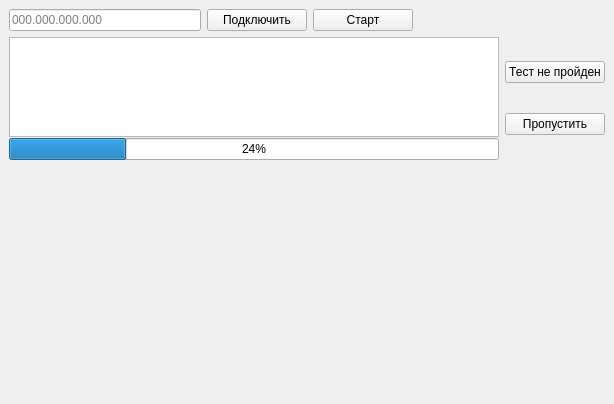
This is gui/main_window.ui in timerke/pyvac_test as Qt 5 draws it before an edit. The edited form follows.
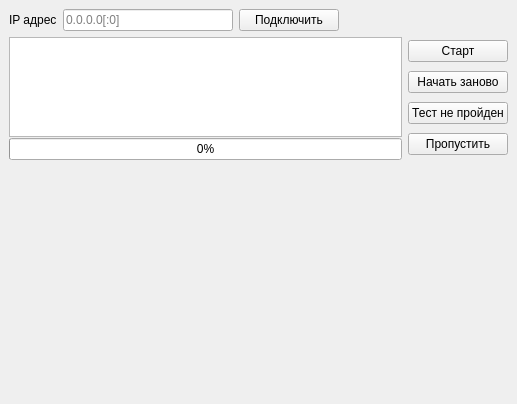
This is the edited form.

Patch:
```diff
--- a/gui/main_window.ui
+++ b/gui/main_window.ui
@@ -6,7 +6,7 @@
    <rect>
     <x>0</x>
     <y>0</y>
-    <width>614</width>
+    <width>517</width>
     <height>404</height>
    </rect>
   </property>
@@ -17,10 +17,17 @@
    <layout class="QVBoxLayout" name="verticalLayout_3">
     <item>
      <layout class="QHBoxLayout" name="horizontal_layout">
+      <item>
+       <widget class="QLabel" name="label_ip_address">
+        <property name="text">
+         <string>IP адрес</string>
+        </property>
+       </widget>
+      </item>
       <item>
        <widget class="QLineEdit" name="line_edit_ip_address">
         <property name="placeholderText">
-         <string>000.000.000.000</string>
+         <string>0.0.0.0[:0]</string>
         </property>
        </widget>
       </item>
@@ -41,24 +48,8 @@
         <property name="text">
          <string>Подключить</string>
         </property>
-       </widget>
-      </item>
-      <item>
-       <widget class="QPushButton" name="button_start_or_stop_test">
-        <property name="minimumSize">
-         <size>
-          <width>100</width>
-          <height>0</height>
-         </size>
-        </property>
-        <property name="maximumSize">
-         <size>
-          <width>100</width>
-          <height>16777215</height>
-         </size>
-        </property>
-        <property name="text">
-         <string>Старт</string>
+        <property name="checkable">
+         <bool>true</bool>
         </property>
        </widget>
       </item>
@@ -104,6 +95,9 @@
             <height>100</height>
            </size>
           </property>
+          <property name="readOnly">
+           <bool>true</bool>
+          </property>
          </widget>
         </item>
         <item>
@@ -115,7 +109,7 @@
            <bool>false</bool>
           </property>
           <property name="value">
-           <number>24</number>
+           <number>0</number>
           </property>
           <property name="textVisible">
            <bool>true</bool>
@@ -128,10 +122,39 @@
        </layout>
       </item>
       <item>
-       <layout class="QVBoxLayout" name="vertical_layout_2" stretch="0,0">
+       <layout class="QVBoxLayout" name="vertical_layout_2" stretch="0,0,0,0">
         <property name="sizeConstraint">
          <enum>QLayout::SetMinimumSize</enum>
         </property>
+        <item>
+         <widget class="QPushButton" name="button_start_or_stop_tests">
+          <property name="minimumSize">
+           <size>
+            <width>100</width>
+            <height>0</height>
+           </size>
+          </property>
+          <property name="maximumSize">
+           <size>
+            <width>100</width>
+            <height>16777215</height>
+           </size>
+          </property>
+          <property name="text">
+           <string>Старт</string>
+          </property>
+          <property name="checkable">
+           <bool>true</bool>
+          </property>
+         </widget>
+        </item>
+        <item>
+         <widget class="QPushButton" name="button_restart_tests">
+          <property name="text">
+           <string>Начать заново</string>
+          </property>
+         </widget>
+        </item>
         <item>
          <widget class="QPushButton" name="button_call_failure">
           <property name="minimumSize">
```
Left out of the diff: 2 changed lines with no effect on the pictures.
